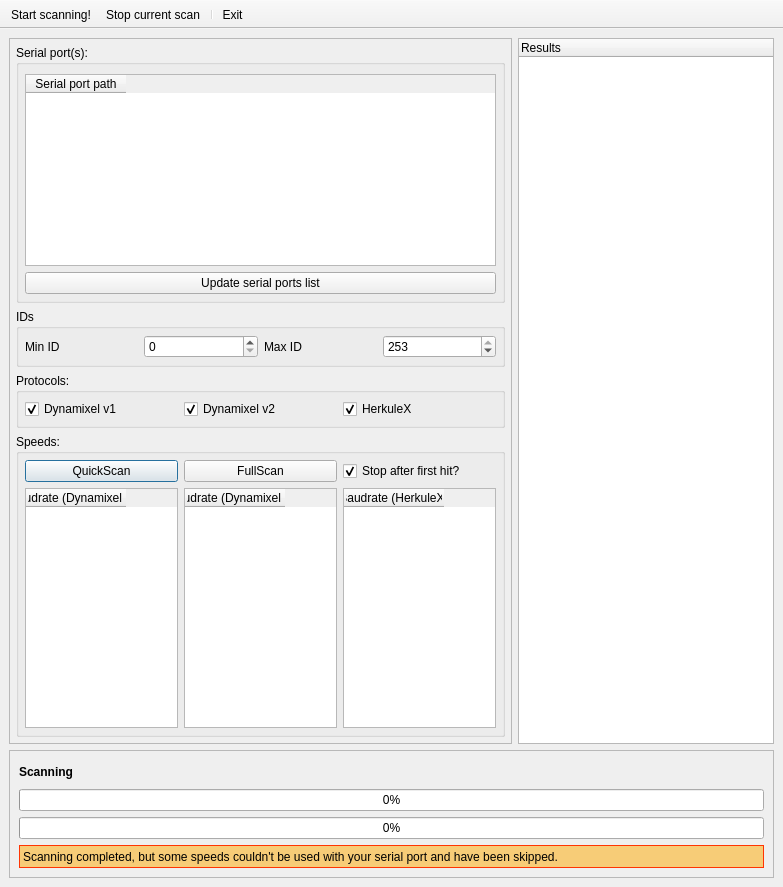
First picture: the form in gui/ui/advancescanner.ui, repository emericg/SmartServoFramework, before the edit.
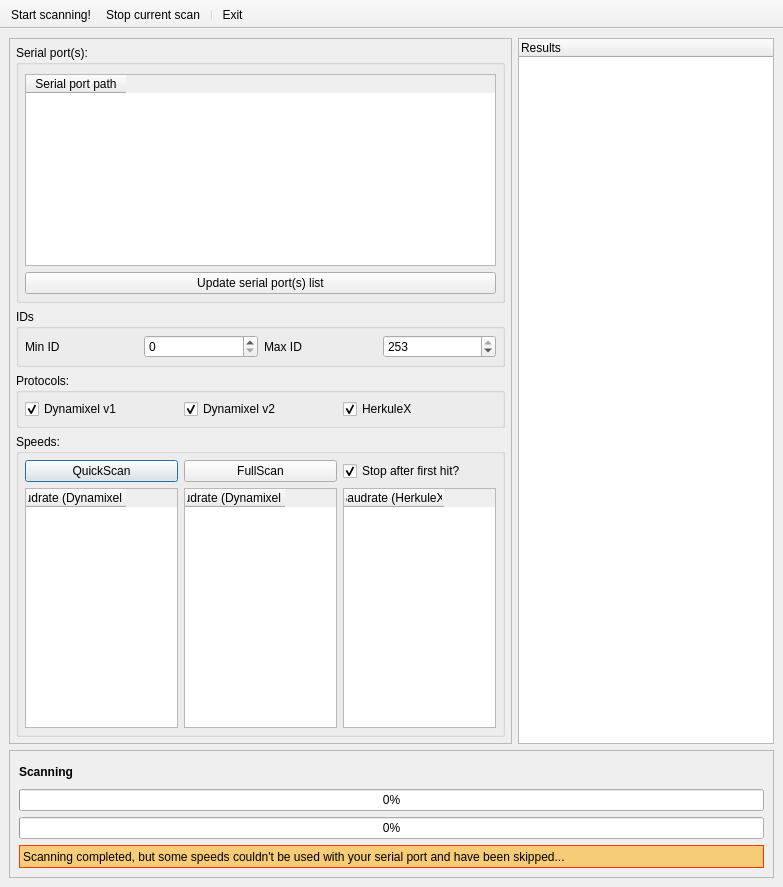
Second picture: the form after the edit. Icons and pictures are not drawn.

Patch:
```diff
--- a/gui/ui/advancescanner.ui
+++ b/gui/ui/advancescanner.ui
@@ -84,7 +84,7 @@
           <item row="2" column="0">
            <widget class="QPushButton" name="pushButton_ports">
             <property name="text">
-             <string>Update serial ports list</string>
+             <string>Update serial port(s) list</string>
             </property>
             <property name="icon">
              <iconset resource="../resources/resources.qrc">
@@ -362,7 +362,7 @@
 background: rgba(255, 170, 0, 128);</string>
          </property>
          <property name="text">
-          <string>Scanning completed, but some speeds couldn't be used with your serial port and have been skipped.</string>
+          <string>Scanning completed, but some speeds couldn't be used with your serial port and have been skipped...</string>
          </property>
         </widget>
        </item>
```
Left out of the diff: 9 changed lines with no effect on the pictures.
